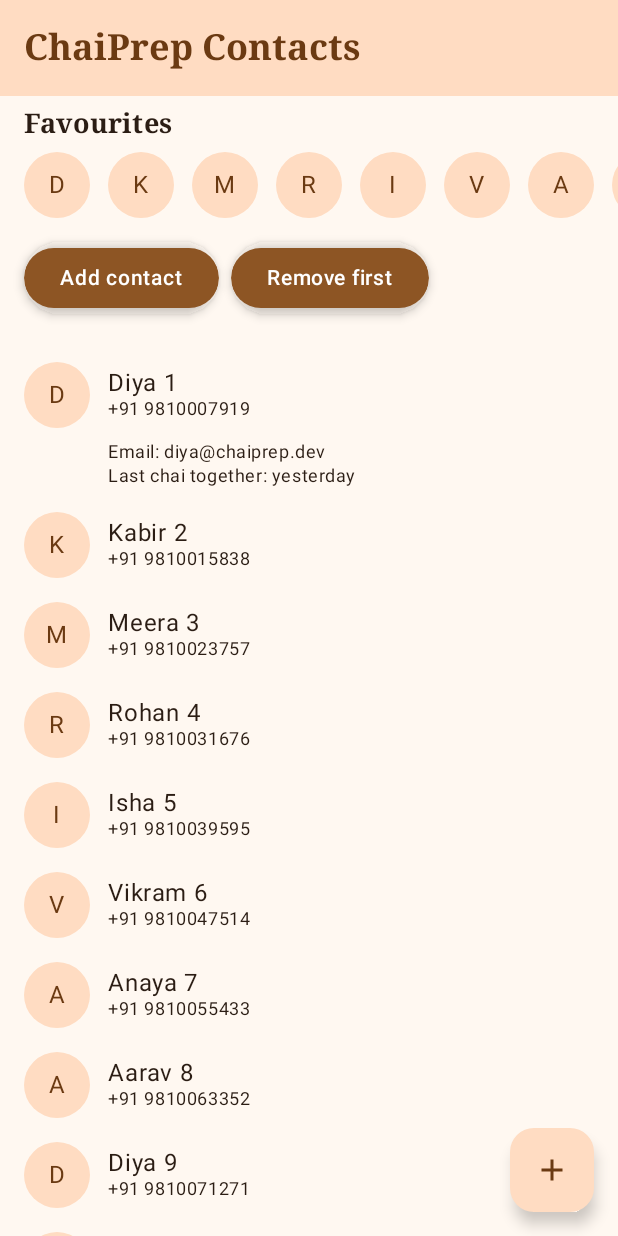
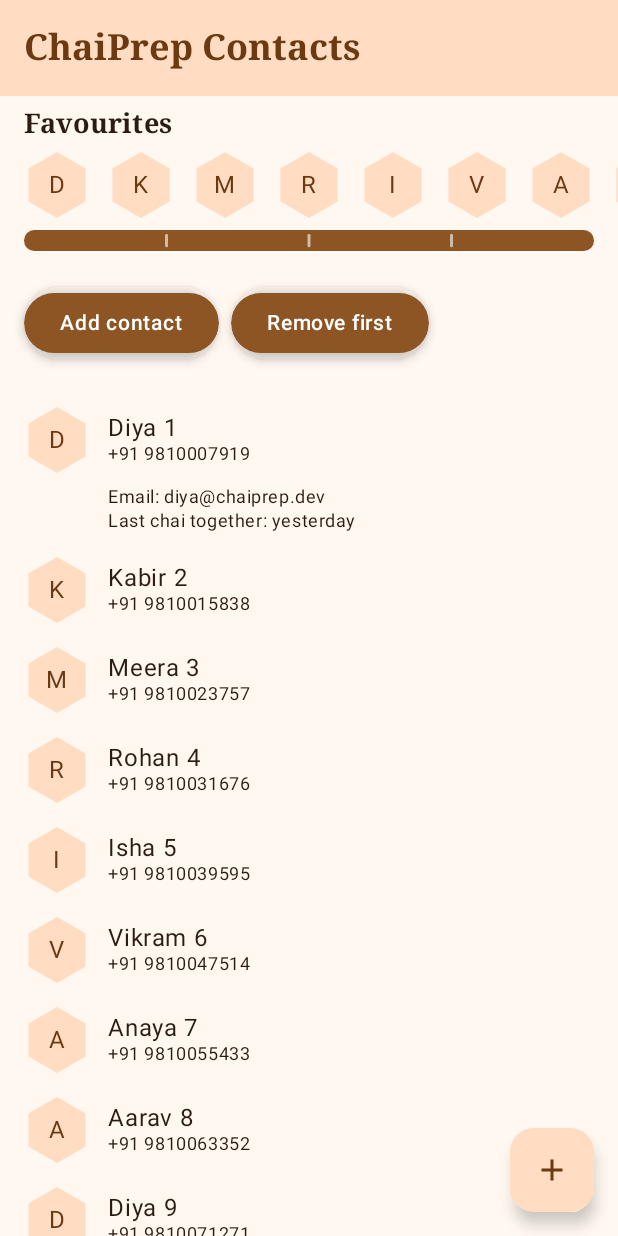
Before and after one commit to jaythanki18/Android-ChaiPrep-Roadmap, an Android app built with Jetpack Compose: the screen it shows after launch (MainActivity), after a tap on an icon or button, on a phone screen of 412 x 824 dp. Run offline under Robolectric (Android 15) with nearby library versions, the phone set to English and light mode, and no system bars.

Commit message:
Day6: Canvas/DrawScope progress bar and custom hexagon shape

```diff
--- a/Week1/Declarative-UI-with-Jetpack-Compose/app/src/main/java/com/example/declarative_ui_with_jetpack_compose/day3/ContactListScreen.kt
+++ b/Week1/Declarative-UI-with-Jetpack-Compose/app/src/main/java/com/example/declarative_ui_with_jetpack_compose/day3/ContactListScreen.kt
@@ -1,19 +1,15 @@
 package com.example.declarative_ui_with_jetpack_compose.day3
 
-import androidx.compose.foundation.background
 import androidx.compose.foundation.layout.Arrangement
-import androidx.compose.foundation.layout.Box
 import androidx.compose.foundation.layout.Column
 import androidx.compose.foundation.layout.PaddingValues
 import androidx.compose.foundation.layout.Row
 import androidx.compose.foundation.layout.fillMaxSize
 import androidx.compose.foundation.layout.fillMaxWidth
 import androidx.compose.foundation.layout.padding
-import androidx.compose.foundation.layout.size
 import androidx.compose.foundation.lazy.LazyColumn
 import androidx.compose.foundation.lazy.LazyRow
 import androidx.compose.foundation.lazy.items
-import androidx.compose.foundation.shape.CircleShape
 import androidx.compose.material3.MaterialTheme
 import androidx.compose.material3.Text
 import androidx.compose.runtime.Composable
@@ -21,12 +17,13 @@ import androidx.compose.runtime.mutableStateListOf
 import androidx.compose.runtime.remember
 import androidx.compose.ui.Alignment
 import androidx.compose.ui.Modifier
-import androidx.compose.ui.draw.clip
 import androidx.compose.ui.tooling.preview.Preview
 import androidx.compose.ui.unit.dp
 import com.example.declarative_ui_with_jetpack_compose.day2.ChaiButton
 import com.example.declarative_ui_with_jetpack_compose.day5.ContactsCrossfade
 import com.example.declarative_ui_with_jetpack_compose.day5.ExpandableContactRow
+import com.example.declarative_ui_with_jetpack_compose.day6.ChaiProgressBar
+import com.example.declarative_ui_with_jetpack_compose.day6.HexagonAvatar
 import com.example.declarative_ui_with_jetpack_compose.ui.theme.DeclarativeUIwithJetpackComposeTheme
 
 data class Contact(val id: Int, val name: String, val phone: String)
@@ -48,6 +45,12 @@ fun ContactListScreen(modifier: Modifier = Modifier) {
     Column(modifier = modifier.fillMaxSize()) {
         Text("Favourites", style = MaterialTheme.typography.titleMedium, modifier = Modifier.padding(16.dp, 8.dp))
         FavouritesRow(contacts.take(8))
+
+        // Day 6: custom DrawScope progress bar, contacts filled out of a 30 contact goal.
+        ChaiProgressBar(
+            progress = contacts.size / 30f,
+            modifier = Modifier.padding(horizontal = 16.dp, vertical = 8.dp),
+        )
 
         Row(
             modifier = Modifier.fillMaxWidth().padding(16.dp),
@@ -103,12 +106,8 @@ fun ContactRow(contact: Contact, modifier: Modifier = Modifier) {
 
 @Composable
 private fun Avatar(name: String) {
-    Box(
-        modifier = Modifier.size(44.dp).clip(CircleShape).background(MaterialTheme.colorScheme.primaryContainer),
-        contentAlignment = Alignment.Center,
-    ) {
-        Text(name.first().toString(), color = MaterialTheme.colorScheme.onPrimaryContainer)
-    }
+    // Day 6: avatars use the custom hexagon shape.
+    HexagonAvatar(name.first().toString())
 }
 
 @Preview(showBackground = true)
--- /dev/null
+++ b/Week1/Declarative-UI-with-Jetpack-Compose/app/src/main/java/com/example/declarative_ui_with_jetpack_compose/day6/ChaiProgressBar.kt
@@ -0,0 +1,68 @@
+package com.example.declarative_ui_with_jetpack_compose.day6
+
+import androidx.compose.animation.core.animateFloatAsState
+import androidx.compose.foundation.Canvas
+import androidx.compose.foundation.layout.fillMaxWidth
+import androidx.compose.foundation.layout.height
+import androidx.compose.foundation.layout.padding
+import androidx.compose.material3.MaterialTheme
+import androidx.compose.runtime.Composable
+import androidx.compose.runtime.getValue
+import androidx.compose.ui.Modifier
+import androidx.compose.ui.geometry.CornerRadius
+import androidx.compose.ui.geometry.Offset
+import androidx.compose.ui.geometry.Size
+import androidx.compose.ui.graphics.Color
+import androidx.compose.ui.graphics.StrokeCap
+import androidx.compose.ui.tooling.preview.Preview
+import androidx.compose.ui.unit.dp
+import com.example.declarative_ui_with_jetpack_compose.ui.theme.DeclarativeUIwithJetpackComposeTheme
+
+// Custom progress bar drawn directly with DrawScope instead of composing Boxes.
+@Composable
+fun ChaiProgressBar(
+    progress: Float,
+    modifier: Modifier = Modifier,
+    trackColor: Color = MaterialTheme.colorScheme.surfaceVariant,
+    fillColor: Color = MaterialTheme.colorScheme.primary,
+    tickColor: Color = MaterialTheme.colorScheme.onPrimary,
+) {
+    // Animating the value (not the drawing) keeps the draw lambda a plain function of state.
+    val animated by animateFloatAsState(progress.coerceIn(0f, 1f), label = "chaiProgress")
+
+    Canvas(modifier = modifier.fillMaxWidth().height(14.dp)) {
+        val radius = CornerRadius(size.height / 2)
+        // Track
+        drawRoundRect(color = trackColor, cornerRadius = radius)
+        // Fill
+        val fillWidth = size.width * animated
+        if (fillWidth > 0f) {
+            drawRoundRect(
+                color = fillColor,
+                size = Size(fillWidth, size.height),
+                cornerRadius = radius,
+            )
+        }
+        // Quarter ticks drawn over the fill
+        for (i in 1..3) {
+            val x = size.width * i / 4f
+            if (x < fillWidth) {
+                drawLine(
+                    color = tickColor.copy(alpha = 0.6f),
+                    start = Offset(x, size.height * 0.25f),
+                    end = Offset(x, size.height * 0.75f),
+                    strokeWidth = 2.dp.toPx(),
+                    cap = StrokeCap.Round,
+                )
+            }
+        }
+    }
+}
+
+@Preview(showBackground = true)
+@Composable
+private fun ChaiProgressBarPreview() {
+    DeclarativeUIwithJetpackComposeTheme {
+        ChaiProgressBar(progress = 0.6f, modifier = Modifier.padding(16.dp))
+    }
+}
--- /dev/null
+++ b/Week1/Declarative-UI-with-Jetpack-Compose/app/src/main/java/com/example/declarative_ui_with_jetpack_compose/day6/HexagonShape.kt
@@ -0,0 +1,64 @@
+package com.example.declarative_ui_with_jetpack_compose.day6
+
+import androidx.compose.foundation.background
+import androidx.compose.foundation.layout.Box
+import androidx.compose.foundation.layout.size
+import androidx.compose.material3.MaterialTheme
+import androidx.compose.material3.Text
+import androidx.compose.runtime.Composable
+import androidx.compose.ui.Alignment
+import androidx.compose.ui.Modifier
+import androidx.compose.ui.draw.clip
+import androidx.compose.ui.geometry.Size
+import androidx.compose.ui.graphics.Outline
+import androidx.compose.ui.graphics.Path
+import androidx.compose.ui.graphics.Shape
+import androidx.compose.ui.tooling.preview.Preview
+import androidx.compose.ui.unit.Density
+import androidx.compose.ui.unit.LayoutDirection
+import androidx.compose.ui.unit.dp
+import com.example.declarative_ui_with_jetpack_compose.ui.theme.DeclarativeUIwithJetpackComposeTheme
+import kotlin.math.PI
+import kotlin.math.cos
+import kotlin.math.min
+import kotlin.math.sin
+
+// A custom Shape builds an Outline from the available size; clip() then masks any content with it.
+object HexagonShape : Shape {
+    override fun createOutline(size: Size, layoutDirection: LayoutDirection, density: Density): Outline {
+        val radius = min(size.width, size.height) / 2f
+        val cx = size.width / 2f
+        val cy = size.height / 2f
+        val path = Path().apply {
+            for (i in 0 until 6) {
+                // Start at -90 degrees so the hexagon has a point on top.
+                val angle = PI / 3 * i - PI / 2
+                val x = cx + radius * cos(angle).toFloat()
+                val y = cy + radius * sin(angle).toFloat()
+                if (i == 0) moveTo(x, y) else lineTo(x, y)
+            }
+            close()
+        }
+        return Outline.Generic(path)
+    }
+}
+
+// Image-style component: any content (an Image would work the same) is clipped to the hexagon.
+@Composable
+fun HexagonAvatar(initial: String, modifier: Modifier = Modifier) {
+    Box(
+        modifier = modifier
+            .size(44.dp)
+            .clip(HexagonShape)
+            .background(MaterialTheme.colorScheme.primaryContainer),
+        contentAlignment = Alignment.Center,
+    ) {
+        Text(initial, color = MaterialTheme.colorScheme.onPrimaryContainer)
+    }
+}
+
+@Preview(showBackground = true)
+@Composable
+private fun HexagonAvatarPreview() {
+    DeclarativeUIwithJetpackComposeTheme { HexagonAvatar("A") }
+}
```
Also changed, not shown: 2 other files.
